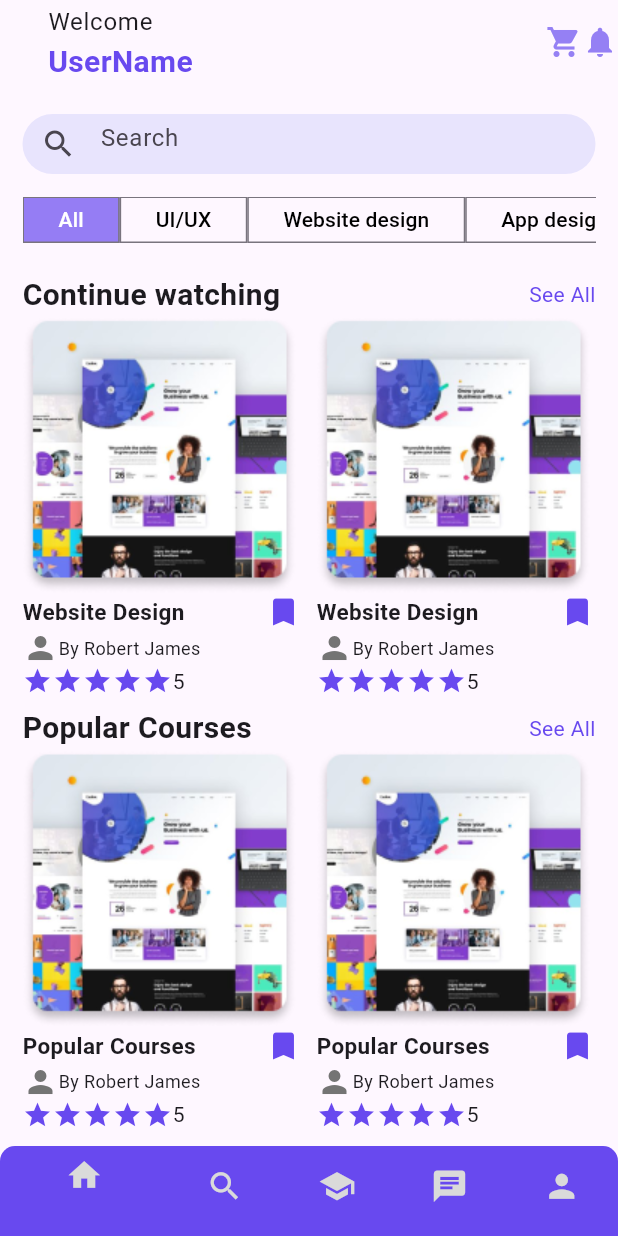
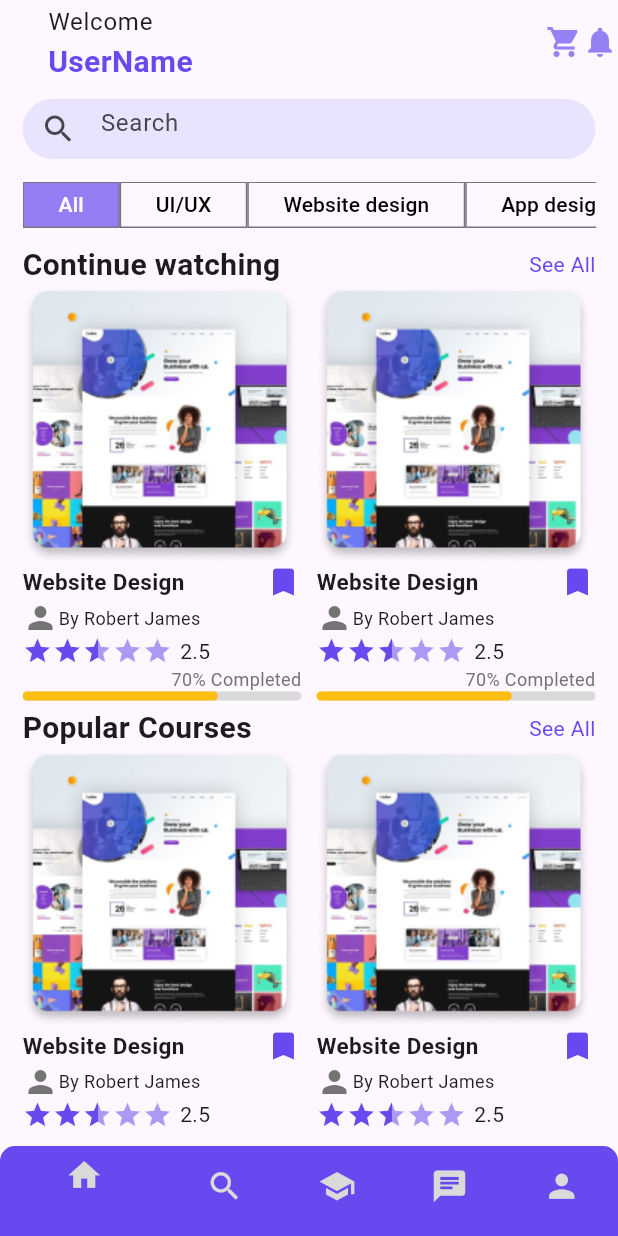
Before and after one commit to raneemn/learn_ease, a Flutter app: the HomePage2 screen opened by its route, on a phone screen of 412 x 824 dp. Run offline on Flutter 3.47's test engine with Material 3 defaults, Android fonts, the phone set to English and light mode, and no system bars; drawn by our look-alikes of flutter_rating_bar; our stand-ins replace email_validator.

Commit message:
lesson 14
add new screen (course info)

```diff
--- a/lib/bottomNav/homeNav.dart
+++ b/lib/bottomNav/homeNav.dart
@@ -1,4 +1,6 @@
 import 'package:flutter/material.dart';
+import 'package:flutter_rating_bar/flutter_rating_bar.dart';
+import 'package:learn_ease/Course/CourseMain.dart';
 
 class HomeNav extends StatefulWidget {
   const HomeNav({super.key});
@@ -11,7 +13,7 @@
   @override
   Widget build(BuildContext context) {
     return Container(
-      margin: EdgeInsets.only(right: 15, left: 15, top: 20),
+      margin: EdgeInsets.only(right: 15, left: 15, top: 10),
       child: Column(
         children: [
           SizedBox(
@@ -91,7 +93,7 @@
           ),
           Expanded(
             child: Container(
-              margin: EdgeInsets.only(top: 20),
+              margin: EdgeInsets.only(top: 10),
               child: Column(
                 children: [
                   Row(
@@ -110,10 +112,131 @@
                     ],
                   ),
                   Container(
-                    height: 260,
+                    height: 280,
                     child: GridView.count(
                       crossAxisCount: 2,
-                      mainAxisSpacing: 10,
+                      crossAxisSpacing: 10,
+                      childAspectRatio: (.5),
+                      children: List.generate(2, (index) {
+                        return Container(
+                          child: GestureDetector(
+                            onTap: () {
+                              Navigator.pushNamed(context, Course.routeName);
+                            },
+                            child: Column(
+                              crossAxisAlignment: CrossAxisAlignment.start,
+                              children: [
+                                Image.asset('assets/images/websiteDesign.png'),
+                                Row(
+                                  mainAxisAlignment:
+                                      MainAxisAlignment.spaceBetween,
+                                  children: [
+                                    Text(
+                                      'Website Design',
+                                      style: TextStyle(
+                                          fontSize: 15,
+                                          fontWeight: FontWeight.bold),
+                                    ),
+                                    Icon(
+                                      Icons.bookmark,
+                                      color: Color.fromRGBO(104, 73, 239, 1),
+                                    ),
+                                  ],
+                                ),
+                                Row(
+                                  mainAxisAlignment: MainAxisAlignment.start,
+                                  children: [
+                                    Icon(
+                                      Icons.person,
+                                      color: Color.fromRGBO(116, 116, 116, 1),
+                                    ),
+                                    Text(
+                                      'By Robert James',
+                                      style: TextStyle(fontSize: 12),
+                                    ),
+                                  ],
+                                ),
+                                Row(
+                                  children: [
+                                    RatingBarIndicator(
+                                      itemBuilder: (context, index) =>
+                                          const Icon(
+                                        Icons.star,
+                                        color: Color.fromRGBO(104, 73, 239, 1),
+                                      ),
+                                      rating: 2.5,
+                                      itemCount: 5,
+                                      itemSize: 20,
+                                      direction: Axis.horizontal,
+                                      unratedColor:
+                                          Color.fromRGBO(170, 154, 243, 1),
+                                    ),
+                                    /* RatingBar.builder(
+                                      initialRating: 1,
+                                      itemCount: 5,
+                                      minRating: 1,
+                                      maxRating: 5,
+                                      itemSize: 20,
+                                      unratedColor:
+                                          Color.fromRGBO(170, 154, 243, 1),
+                                      direction: Axis.horizontal,
+                                      allowHalfRating: true,
+                                      itemBuilder: (context, index) => const Icon(
+                                        Icons.star,
+                                        color: Color.fromRGBO(104, 73, 239, 1),
+                                      ),
+                                      onRatingUpdate: (double value) {},
+                                    ),*/
+                                    SizedBox(
+                                      width: 5,
+                                    ),
+                                    Text('2.5'),
+                                  ],
+                                ),
+                                Container(
+                                  width: double.infinity,
+                                  child: Text(
+                                    '70% Completed',
+                                    textAlign: TextAlign.end,
+                                    style: TextStyle(
+                                        fontSize: 12,
+                                        color:
+                                            Color.fromRGBO(116, 116, 116, 1)),
+                                  ),
+                                ),
+                                LinearProgressIndicator(
+                                  minHeight: 6,
+                                  value: .7,
+                                  color: Color.fromRGBO(254, 190, 15, 1),
+                                  backgroundColor:
+                                      Color.fromRGBO(217, 217, 217, 1),
+                                  borderRadius: BorderRadius.circular(27),
+                                ),
+                              ],
+                            ),
+                          ),
+                        );
+                      }),
+                    ),
+                  ),
+                  Row(
+                    mainAxisAlignment: MainAxisAlignment.spaceBetween,
+                    children: [
+                      Text(
+                        'Popular Courses',
+                        style: TextStyle(
+                            fontSize: 20, fontWeight: FontWeight.bold),
+                      ),
+                      Text(
+                        'See All',
+                        style:
+                            TextStyle(color: Color.fromRGBO(104, 73, 239, 1)),
+                      )
+                    ],
+                  ),
+                  Expanded(
+                    child: GridView.count(
+                      crossAxisCount: 2,
                       crossAxisSpacing: 10,
                       childAspectRatio: (.5),
                       children: List.generate(2, (index) {
@@ -139,6 +262,7 @@
                                 ],
                               ),
                               Row(
+                                mainAxisAlignment: MainAxisAlignment.start,
                                 children: [
                                   Icon(
                                     Icons.person,
@@ -152,125 +276,24 @@
                               ),
                               Row(
                                 children: [
-                                  Icon(
-                                    Icons.star,
-                                    color: Color.fromRGBO(104, 73, 239, 1),
-                                    size: 20,
+                                  RatingBarIndicator(
+                                    itemBuilder: (context, index) => const Icon(
+                                      Icons.star,
+                                      color: Color.fromRGBO(104, 73, 239, 1),
+                                    ),
+                                    rating: 2.5,
+                                    itemCount: 5,
+                                    itemSize: 20,
+                                    direction: Axis.horizontal,
+                                    unratedColor:
+                                        Color.fromRGBO(170, 154, 243, 1),
                                   ),
-                                  Icon(
-                                    Icons.star,
-                                    color: Color.fromRGBO(104, 73, 239, 1),
-                                    size: 20,
+                                  SizedBox(
+                                    width: 5,
                                   ),
-                                  Icon(
-                                    Icons.star,
-                                    color: Color.fromRGBO(104, 73, 239, 1),
-                                    size: 20,
-                                  ),
-                                  Icon(
-                                    Icons.star,
-                                    color: Color.fromRGBO(104, 73, 239, 1),
-                                    size: 20,
-                                  ),
-                                  Icon(
-                                    Icons.star,
-                                    color: Color.fromRGBO(104, 73, 239, 1),
-                                    size: 20,
-                                  ),
-                                  Text('5'),
-                                ],
-                              )
-                            ],
-                          ),
-                        );
-                      }),
-                    ),
-                  ),
-                  Row(
-                    mainAxisAlignment: MainAxisAlignment.spaceBetween,
-                    children: [
-                      Text(
-                        'Popular Courses',
-                        style: TextStyle(
-                            fontSize: 20, fontWeight: FontWeight.bold),
-                      ),
-                      Text(
-                        'See All',
-                        style:
-                            TextStyle(color: Color.fromRGBO(104, 73, 239, 1)),
-                      )
-                    ],
-                  ),
-                  Expanded(
-                    child: GridView.count(
-                      crossAxisCount: 2,
-                      mainAxisSpacing: 10,
-                      crossAxisSpacing: 10,
-                      childAspectRatio: (.5),
-                      children: List.generate(2, (index) {
-                        return Container(
-                          child: Column(
-                            crossAxisAlignment: CrossAxisAlignment.start,
-                            children: [
-                              Image.asset('assets/images/websiteDesign.png'),
-                              Row(
-                                mainAxisAlignment:
-                                    MainAxisAlignment.spaceBetween,
-                                children: [
-                                  Text(
-                                    'Popular Courses',
-                                    style: TextStyle(
-                                        fontSize: 15,
-                                        fontWeight: FontWeight.bold),
-                                  ),
-                                  Icon(
-                                    Icons.bookmark,
-                                    color: Color.fromRGBO(104, 73, 239, 1),
-                                  ),
+                                  Text('2.5'),
                                 ],
                               ),
-                              Row(
-                                children: [
-                                  Icon(
-                                    Icons.person,
-                                    color: Color.fromRGBO(116, 116, 116, 1),
-                                  ),
-                                  Text(
-                                    'By Robert James',
-                                    style: TextStyle(fontSize: 12),
-                                  ),
-                                ],
-                              ),
-                              Row(
-                                children: [
-                                  Icon(
-                                    Icons.star,
-                                    color: Color.fromRGBO(104, 73, 239, 1),
-                                    size: 20,
-                                  ),
-                                  Icon(
-                                    Icons.star,
-                                    color: Color.fromRGBO(104, 73, 239, 1),
-                                    size: 20,
-                                  ),
-                                  Icon(
-                                    Icons.star,
-                                    color: Color.fromRGBO(104, 73, 239, 1),
-                                    size: 20,
-                                  ),
-                                  Icon(
-                                    Icons.star,
-                                    color: Color.fromRGBO(104, 73, 239, 1),
-                                    size: 20,
-                                  ),
-                                  Icon(
-                                    Icons.star,
-                                    color: Color.fromRGBO(104, 73, 239, 1),
-                                    size: 20,
-                                  ),
-                                  Text('5'),
-                                ],
-                              )
                             ],
                           ),
                         );
--- a/lib/main.dart
+++ b/lib/main.dart
@@ -1,4 +1,5 @@
 import 'package:flutter/material.dart';
+import 'package:learn_ease/Course/CourseMain.dart';
 import 'package:learn_ease/screens/home.dart';
 import 'package:learn_ease/screens/page1.dart';
 import 'package:learn_ease/screens/sign_in.dart';
@@ -16,6 +17,7 @@
   @override
   Widget build(BuildContext context) {
     return MaterialApp(
+      debugShowCheckedModeBanner: false,
       routes: {
         Page1.routeName: (context) => const Page1(),
         '/': (context) => HomePage(),
@@ -23,6 +25,7 @@
         SignUp.routeName: (context) => const SignUp(),
         UserProfile.routeName: (context) => const UserProfile(),
         HomePage2.routeName: (context) => const HomePage2(),
+        Course.routeName: (context) => const Course(),
       },
       initialRoute: '/',
     );
--- a/lib/screens/home.dart
+++ b/lib/screens/home.dart
@@ -44,7 +44,7 @@
           selectedItemColor: Colors.white,
           backgroundColor: const Color.fromRGBO(104, 73, 239, 1),
           iconSize: 25,
-          items: const <BottomNavigationBarItem>[
+          items: const [
             BottomNavigationBarItem(
                 icon: Icon(
                   Icons.home,
--- a/pubspec.yaml
+++ b/pubspec.yaml
@@ -37,6 +37,7 @@
   # Use with the CupertinoIcons class for iOS style icons.
   cupertino_icons: ^1.0.2
   email_validator: '^2.1.16'
+  flutter_rating_bar: ^4.0.1
 
 dev_dependencies:
   flutter_test:
```
Also changed, not shown: lib/Course/CourseMain.dart (added, +164 -0 lines), lib/Course/aboutCourse.dart (added, +218 -0 lines), assets/images/teacher1.png (added), pubspec.lock.
